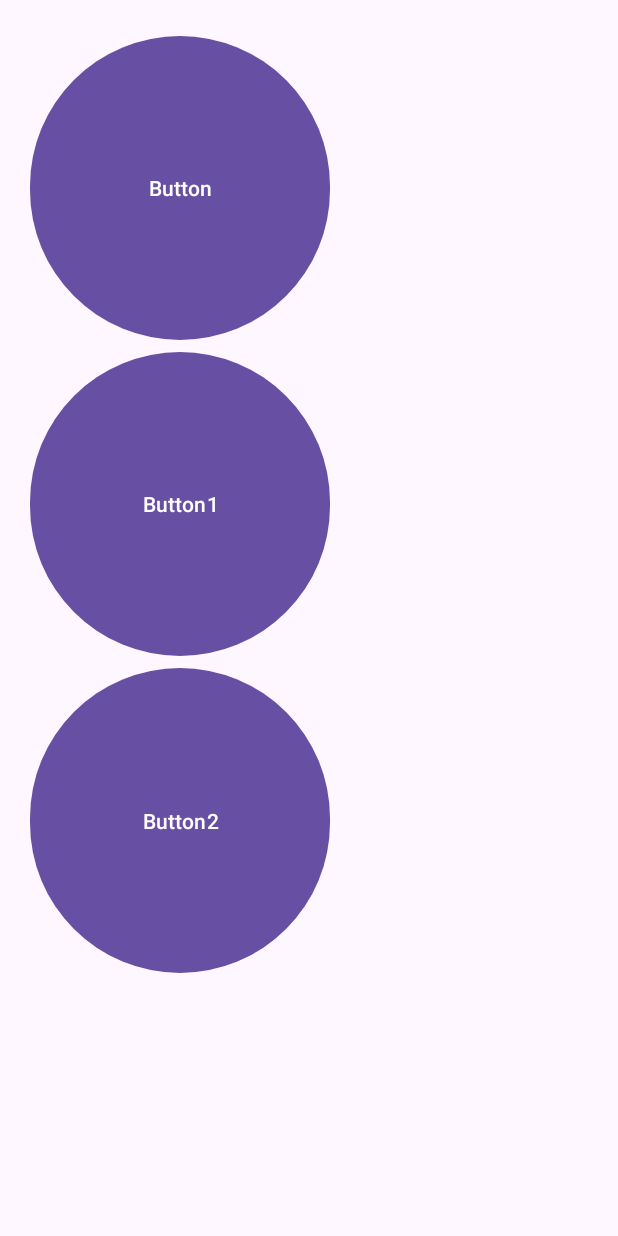
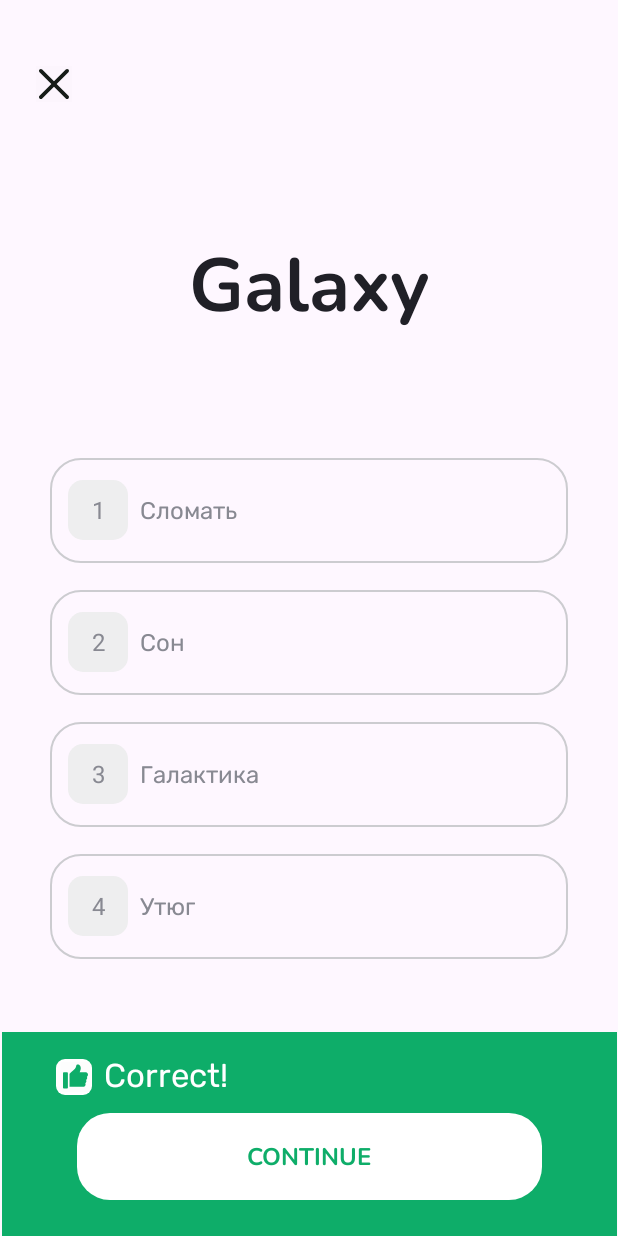
Before and after one commit to XataBq/EnglishWordsApp, an Android app: the screen it shows after launch (MainActivity), on a phone screen of 412 x 824 dp. Run offline under Robolectric (Android 15) with nearby library versions, the phone set to English and light mode, and no system bars.

Commit message:
created activity_learn_word

```diff
--- a/app/src/main/java/com/example/englishwordsapp/MainActivity.kt
+++ b/app/src/main/java/com/example/englishwordsapp/MainActivity.kt
@@ -10,7 +10,7 @@ class MainActivity : AppCompatActivity() {
     override fun onCreate(savedInstanceState: Bundle?) {
         super.onCreate(savedInstanceState)
         enableEdgeToEdge()
-        setContentView(R.layout.activity_second)
+        setContentView(R.layout.activity_learn_word)
 //        ViewCompat.setOnApplyWindowInsetsListener(findViewById(R.id.main)) { v, insets ->
 //            val systemBars = insets.getInsets(WindowInsetsCompat.Type.systemBars())
 //            v.setPadding(systemBars.left, systemBars.top, systemBars.right, systemBars.bottom)
--- /dev/null
+++ b/app/src/main/res/drawable/ic_close.xml
@@ -0,0 +1,15 @@
+<vector xmlns:android="http://schemas.android.com/apk/res/android"
+    android:width="24dp"
+    android:height="24dp"
+    android:viewportWidth="24"
+    android:viewportHeight="24">
+  <path
+      android:pathData="M0,0h24v24h-24z"
+      android:strokeAlpha="0.01"
+      android:fillColor="#000000"
+      android:fillAlpha="0.01"/>
+  <path
+      android:pathData="M13.762,11.994L21.622,4.134C22.11,3.646 22.11,2.855 21.622,2.367C21.133,1.878 20.343,1.878 19.854,2.367L11.994,10.227L4.134,2.367C3.645,1.878 2.855,1.878 2.366,2.367C1.878,2.855 1.878,3.646 2.366,4.134L10.227,11.994L2.366,19.854C1.878,20.342 1.878,21.134 2.366,21.622C2.61,21.865 2.93,21.987 3.25,21.987C3.57,21.987 3.89,21.865 4.134,21.621L11.994,13.761L19.854,21.621C20.098,21.865 20.418,21.987 20.738,21.987C21.058,21.987 21.378,21.865 21.622,21.621C22.11,21.133 22.11,20.342 21.622,19.854L13.762,11.994Z"
+      android:fillColor="#161C18"
+      android:fillType="evenOdd"/>
+</vector>
--- /dev/null
+++ b/app/src/main/res/drawable/ic_correct.xml
@@ -0,0 +1,18 @@
+<vector xmlns:android="http://schemas.android.com/apk/res/android"
+    android:width="24dp"
+    android:height="24dp"
+    android:viewportWidth="24"
+    android:viewportHeight="24">
+  <path
+      android:pathData="M6,0L18,0A6,6 0,0 1,24 6L24,18A6,6 0,0 1,18 24L6,24A6,6 0,0 1,0 18L0,6A6,6 0,0 1,6 0z"
+      android:fillColor="#ffffff"/>
+  <path
+      android:pathData="M3,2h20v20h-20z"
+      android:strokeAlpha="0.01"
+      android:fillColor="#000000"
+      android:fillAlpha="0.01"/>
+  <path
+      android:pathData="M15.784,8.786C15.784,8.786 19.887,8.771 19.975,8.786C21.425,9.031 21.84,10.999 20.599,11.794C21.02,12.539 20.774,13.509 20.055,13.97C20.476,14.715 20.23,15.686 19.51,16.147C20.114,17.214 19.312,18.581 18.088,18.58H9.02V9.874C9.02,9.874 11.644,7.497 12.489,6.673C12.973,6.2 13.286,5.571 13.412,4.909C13.426,4.832 13.435,4.755 13.444,4.677C13.466,4.49 13.488,4.304 13.586,4.137C13.707,3.933 13.91,3.78 14.14,3.722C14.543,3.62 15.042,3.716 15.399,3.907C16.497,4.493 16.753,6.142 16.357,7.222L15.784,8.786ZM5.211,8.786H7.387C7.686,8.786 7.931,9.029 7.931,9.33V19.124C7.931,19.424 7.687,19.668 7.387,19.668H5.211C4.91,19.668 4.667,19.424 4.667,19.124V9.33C4.667,9.029 4.911,8.786 5.211,8.786Z"
+      android:fillColor="#0EAD69"
+      android:fillType="evenOdd"/>
+</vector>
--- /dev/null
+++ b/app/src/main/res/drawable/shape_button_footer.xml
@@ -0,0 +1,6 @@
+<?xml version="1.0" encoding="utf-8"?>
+<shape xmlns:android="http://schemas.android.com/apk/res/android">
+
+    <corners android:radius="22dp" />
+
+</shape>
--- /dev/null
+++ b/app/src/main/res/drawable/shape_rounded_container.xml
@@ -0,0 +1,10 @@
+<?xml version="1.0" encoding="utf-8"?>
+<shape xmlns:android="http://schemas.android.com/apk/res/android">
+
+    <stroke
+        android:width="1dp"
+        android:color="#CCCCD0" />
+    <solid android:color="@android:color/transparent" />
+    <corners android:radius="20dp" />
+
+</shape>
--- /dev/null
+++ b/app/src/main/res/drawable/shape_rounded_variants.xml
@@ -0,0 +1,7 @@
+<?xml version="1.0" encoding="utf-8"?>
+<shape xmlns:android="http://schemas.android.com/apk/res/android">
+
+    <solid android:color="#EEEEEF"/>
+    <corners android:radius="10dp"/>
+
+</shape>
--- /dev/null
+++ b/app/src/main/res/layout/activity_learn_word.xml
@@ -0,0 +1,229 @@
+<?xml version="1.0" encoding="utf-8"?>
+<androidx.constraintlayout.widget.ConstraintLayout xmlns:android="http://schemas.android.com/apk/res/android"
+    xmlns:app="http://schemas.android.com/apk/res-auto"
+    xmlns:tools="http://schemas.android.com/tools"
+    android:layout_width="match_parent"
+    android:layout_height="match_parent"
+    android:orientation="vertical">
+
+    <ImageButton
+        android:id="@+id/imageButton"
+        android:layout_width="wrap_content"
+        android:layout_height="wrap_content"
+        android:layout_marginStart="24dp"
+        android:layout_marginTop="44dp"
+        android:background="@android:color/transparent"
+        android:contentDescription="close image button"
+        android:src="@drawable/ic_close"
+        app:layout_constraintStart_toStartOf="parent"
+        app:layout_constraintTop_toTopOf="parent" />
+
+    <TextView
+        android:id="@+id/textView2"
+        android:layout_width="wrap_content"
+        android:layout_height="wrap_content"
+        android:layout_gravity="center_horizontal"
+        android:layout_marginHorizontal="33dp"
+        android:layout_marginTop="86dp"
+        android:fontFamily="@font/nunito_bold"
+        android:text="Galaxy"
+        android:textColor="#202027"
+        android:textSize="50sp"
+        app:layout_constraintEnd_toEndOf="parent"
+        app:layout_constraintStart_toStartOf="parent"
+        app:layout_constraintTop_toBottomOf="@+id/imageButton"
+        tools:ignore="HardcodedText" />
+
+    <LinearLayout
+        android:layout_width="match_parent"
+        android:layout_height="wrap_content"
+        android:layout_marginHorizontal="33dp"
+        android:layout_marginTop="80dp"
+        android:orientation="vertical"
+        app:layout_constraintEnd_toEndOf="parent"
+        app:layout_constraintStart_toStartOf="parent"
+        app:layout_constraintTop_toBottomOf="@+id/textView2">
+
+        <LinearLayout
+            android:layout_width="match_parent"
+            android:layout_height="70dp"
+            android:background="@drawable/shape_rounded_container"
+            android:gravity="center_vertical"
+            android:orientation="horizontal">
+
+            <TextView
+                android:layout_width="40dp"
+                android:layout_height="40dp"
+                android:layout_marginStart="12dp"
+                android:background="@drawable/shape_rounded_variants"
+                android:gravity="center"
+                android:text="1"
+                android:textColor="#888992"
+                android:textSize="16sp" />
+
+            <TextView
+                android:layout_width="wrap_content"
+                android:layout_height="wrap_content"
+                android:layout_marginVertical="23dp"
+                android:layout_marginStart="8dp"
+                android:text="Сломать"
+                style="@style/TextViewVariantsStyle"
+                tools:ignore="HardcodedText" />
+
+        </LinearLayout>
+
+        <LinearLayout
+            android:layout_width="match_parent"
+            android:layout_height="70dp"
+            android:layout_marginTop="18dp"
+            android:background="@drawable/shape_rounded_container"
+            android:gravity="center_vertical"
+            android:orientation="horizontal">
+
+            <TextView
+                android:layout_width="40dp"
+                android:layout_height="40dp"
+                android:layout_marginStart="12dp"
+                android:background="@drawable/shape_rounded_variants"
+                android:gravity="center"
+                android:text="2"
+                android:textColor="#888992"
+                android:textSize="16sp" />
+
+            <TextView
+                android:layout_width="wrap_content"
+                android:layout_height="wrap_content"
+                android:layout_marginVertical="23dp"
+                android:layout_marginStart="8dp"
+                android:text="Сон"
+                style="@style/TextViewVariantsStyle"
+                tools:ignore="HardcodedText" />
+
+        </LinearLayout>
+
+        <LinearLayout
+            android:layout_width="match_parent"
+            android:layout_height="70dp"
+            android:layout_marginTop="18dp"
+            android:background="@drawable/shape_rounded_container"
+            android:gravity="center_vertical"
+            android:orientation="horizontal">
+
+            <TextView
+                android:layout_width="40dp"
+                android:layout_height="40dp"
+                android:layout_marginStart="12dp"
+                android:background="@drawable/shape_rounded_variants"
+                android:gravity="center"
+                android:text="3"
+                android:textColor="#888992"
+                android:textSize="16sp" />
+
+            <TextView
+                android:layout_width="wrap_content"
+                android:layout_height="wrap_content"
+                android:layout_marginVertical="23dp"
+                android:layout_marginStart="8dp"
+                android:text="Галактика"
+                style="@style/TextViewVariantsStyle"
+                tools:ignore="HardcodedText" />
+
+        </LinearLayout>
+
+        <LinearLayout
+            android:layout_width="match_parent"
+            android:layout_height="70dp"
+            android:layout_marginTop="18dp"
+            android:background="@drawable/shape_rounded_container"
+            android:gravity="center_vertical"
+            android:orientation="horizontal">
+
+            <TextView
+                android:layout_width="40dp"
+                android:layout_height="40dp"
+                android:layout_marginStart="12dp"
+                android:background="@drawable/shape_rounded_variants"
+                android:gravity="center"
+                android:text="4"
+                android:textColor="#888992"
+                android:textSize="16sp" />
+
+            <TextView
+                android:layout_width="wrap_content"
+                android:layout_height="wrap_content"
+                android:layout_marginVertical="23dp"
+                android:layout_marginStart="8dp"
+                android:text="Утюг"
+                style="@style/TextViewVariantsStyle"
+                tools:ignore="HardcodedText" />
+
+        </LinearLayout>
+
+    </LinearLayout>
+
+    <Button
+        android:layout_width="310dp"
+        android:layout_height="58dp"
+        android:layout_marginBottom="24dp"
+        android:backgroundTint="#2574FF"
+        android:text="@string/button_skip"
+        android:textAllCaps="true"
+        android:textSize="16sp"
+        android:visibility="gone"
+        app:layout_constraintBottom_toBottomOf="parent"
+        app:layout_constraintEnd_toEndOf="parent"
+        app:layout_constraintStart_toStartOf="parent" />
+
+    <androidx.constraintlayout.widget.ConstraintLayout
+        android:layout_width="410dp"
+        android:layout_height="0dp"
+        android:background="#0EAD69"
+        app:layout_constraintBottom_toBottomOf="parent"
+        app:layout_constraintEnd_toEndOf="parent"
+        app:layout_constraintStart_toStartOf="parent"
+        tools:layout_height="136dp">
+
+        <ImageView
+            android:id="@+id/imageView"
+            android:layout_width="wrap_content"
+            android:layout_height="wrap_content"
+            android:layout_marginStart="36dp"
+            android:layout_marginTop="18dp"
+            android:contentDescription="correct answer icon"
+            android:src="@drawable/ic_correct"
+            app:layout_constraintStart_toStartOf="parent"
+            app:layout_constraintTop_toTopOf="parent" />
+
+        <TextView
+            android:layout_width="wrap_content"
+            android:layout_height="wrap_content"
+            android:layout_marginStart="8dp"
+            android:fontFamily="@font/rubik_regular"
+            android:text="@string/title_correct"
+            android:textColor="#FFFFFF"
+            android:textSize="22sp"
+            app:layout_constraintBottom_toBottomOf="@+id/imageView"
+            app:layout_constraintStart_toEndOf="@+id/imageView"
+            app:layout_constraintTop_toTopOf="@+id/imageView" />
+
+        <android.widget.Button
+            android:layout_width="310dp"
+            android:layout_height="58dp"
+            android:layout_marginHorizontal="32dp"
+            android:layout_marginTop="12dp"
+            android:layout_marginBottom="24dp"
+            android:background="@drawable/shape_button_footer"
+            android:backgroundTint="#FFFFFF"
+            android:fontFamily="@font/nunito_bold"
+            android:text="@string/button_continue"
+            android:textAllCaps="true"
+            android:textColor="#0EAD69"
+            android:textSize="16sp"
+            app:layout_constraintBottom_toBottomOf="parent"
+            app:layout_constraintEnd_toEndOf="parent"
+            app:layout_constraintStart_toStartOf="parent"
+            app:layout_constraintTop_toBottomOf="@+id/imageView" />
+
+    </androidx.constraintlayout.widget.ConstraintLayout>
+
+</androidx.constraintlayout.widget.ConstraintLayout>
--- a/app/src/main/res/values/colors.xml
+++ b/app/src/main/res/values/colors.xml
@@ -2,4 +2,5 @@
 <resources>
     <color name="black">#FF000000</color>
     <color name="white">#FFFFFFFF</color>
+    <color name="textVariantsColor">#888992</color>
 </resources>
--- a/app/src/main/res/values/strings.xml
+++ b/app/src/main/res/values/strings.xml
@@ -1,3 +1,6 @@
 <resources>
-    <string name="app_name">EnglishWordsApp</string>
+    <string name="app_name" translatable="false">EnglishWordsApp</string>
+    <string name="button_skip">Skip</string>
+    <string name="title_correct">Correct!</string>
+    <string name="button_continue">Continue</string>
 </resources>
--- /dev/null
+++ b/app/src/main/res/values/styles.xml
@@ -0,0 +1,25 @@
+<?xml version="1.0" encoding="utf-8"?>
+<resources>
+
+    <style name="TextViewVariantsStyle" parent="TextAppearance.AppCompat">
+        <item name="android:fontFamily">@font/rubik_regular</item>
+        <item name="android:textSize">16sp</item>
+        <item name="android:textColor">@color/textVariantsColor</item>
+    </style>
+
+<!--    <style name="TextAppearance.AppCompat.BaseText">-->
+<!--        <item name="android:fontFamily">@font/rubik_regular</item>-->
+<!--        <item name="android:textSize">16sp</item>-->
+<!--        <item name="android:textColor">@color/textVariantsColor</item>-->
+<!--    </style>-->
+
+<!--    <style name="TextAppearance.AppCompat.BaseText.Header1">-->
+<!--        <item name="android:textSize">24sp</item>-->
+<!--    </style>-->
+
+<!--    <style name="TextAppearance.AppCompat.BaseText.Header2">-->
+<!--        <item name="android:textSize">21sp</item>-->
+<!--    </style>-->
+
+
+</resources>
--- a/app/src/main/res/values/themes.xml
+++ b/app/src/main/res/values/themes.xml
@@ -3,6 +3,8 @@
     <style name="Base.Theme.EnglishWordsApp" parent="Theme.Material3.DayNight.NoActionBar">
         <!-- Customize your light theme here. -->
         <!-- <item name="colorPrimary">@color/my_light_primary</item> -->
+        <item name="android:statusBarColor">@color/white</item>
+        <item name="android:windowLightStatusBar">true</item>
     </style>
 
     <style name="Theme.EnglishWordsApp" parent="Base.Theme.EnglishWordsApp" />
```
Also changed, not shown: app/src/main/res/font/nunito_bold.ttf (added), app/src/main/res/font/nunito_regular.ttf (added), app/src/main/res/font/nunito_semi_bold.ttf (added), app/src/main/res/font/rubik_regular.ttf (added), 3 other files.
